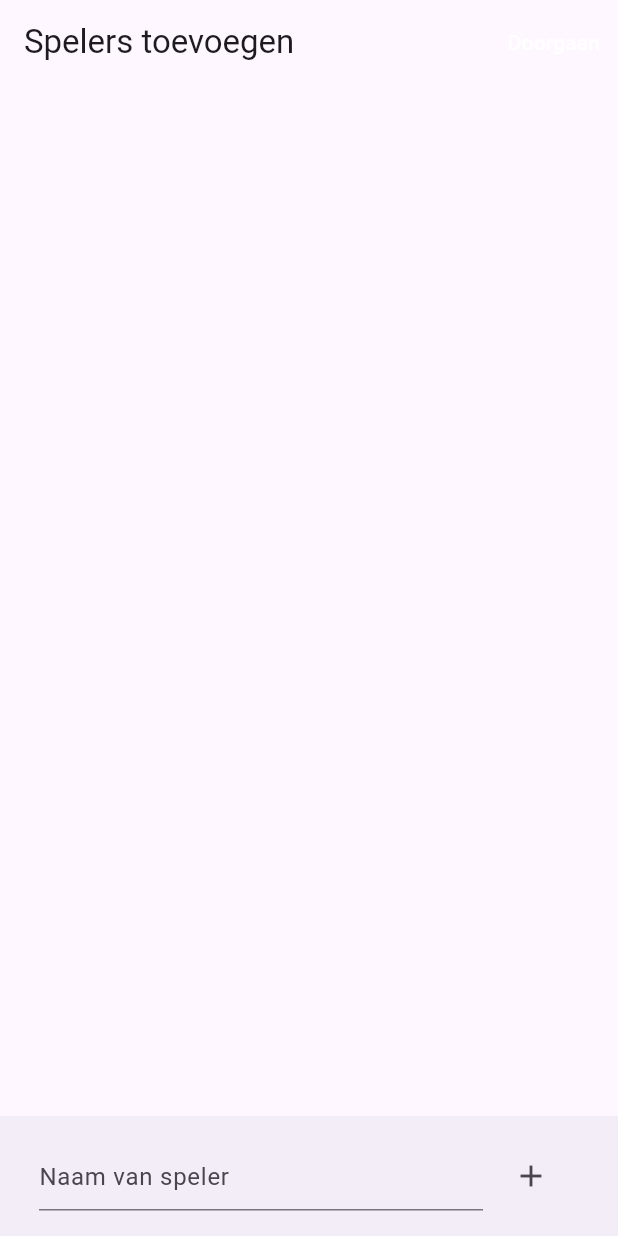
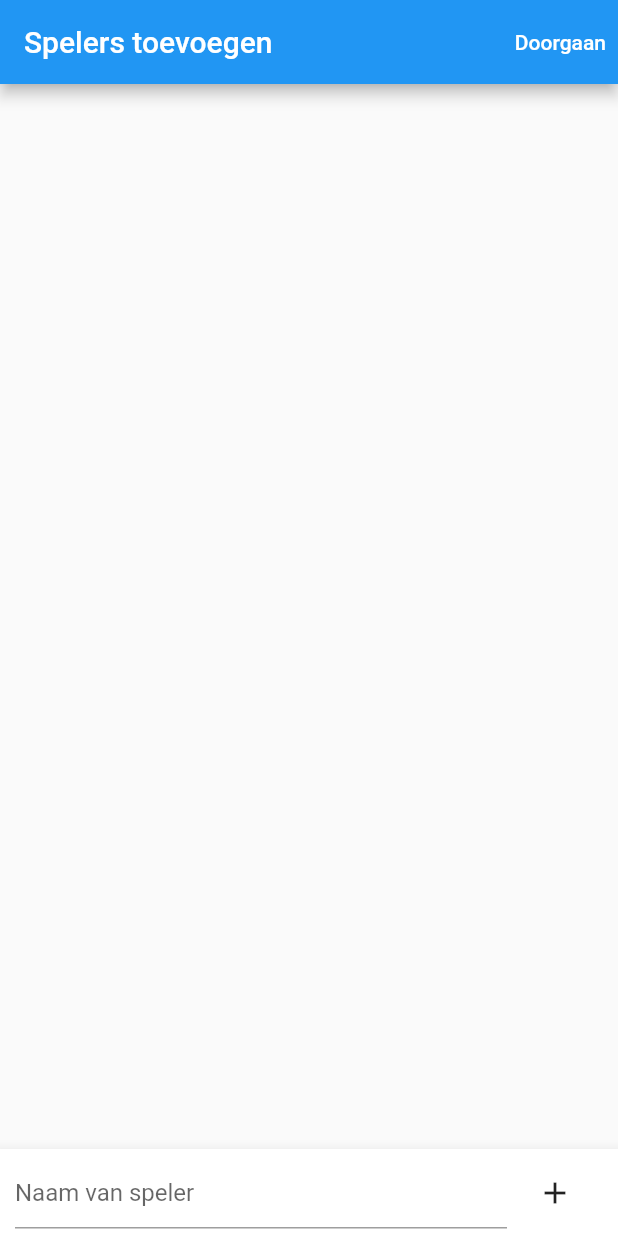
Before and after one commit to ivard/franks_zoo_scoring_app, a Flutter app: the screen it shows after launch, on a phone screen of 412 x 824 dp. Run offline on Flutter 3.47's test engine with Material 3 defaults, Android fonts, the light colour scheme and no system bars; our stand-ins replace rxdart.

Commit message:
Chore: upgrade to flutter 3

```diff
--- a/lib/main.dart
+++ b/lib/main.dart
@@ -48,6 +48,7 @@ class FranksZooScoringApp extends StatelessWidget {
     return MaterialApp(
       title: "Frank's zoo scoring app",
       theme: ThemeData(
+        useMaterial3: false,
         primarySwatch: Colors.blue,
       ),
       navigatorKey: _navigatorKey,
--- a/lib/src/screens/add_players_screen.dart
+++ b/lib/src/screens/add_players_screen.dart
@@ -58,7 +58,7 @@ class _AddPlayersScreenState extends State<AddPlayersScreen> {
         title: 'Spelers toevoegen',
         action: TextButton(
           style: TextButton.styleFrom(
-              primary: Theme.of(context).colorScheme.onPrimary),
+              foregroundColor: Theme.of(context).colorScheme.onPrimary),
           child: const Text('Doorgaan'),
           onPressed: _onContinue,
         ),
@@ -70,7 +70,7 @@ class _AddPlayersScreenState extends State<AddPlayersScreen> {
                 (entry) => Dismissible(
                     key: Key(entry.key.toString()),
                     background: Container(
-                      color: Theme.of(context).errorColor,
+                      color: Theme.of(context).colorScheme.error,
                       child: Row(
                         mainAxisAlignment: MainAxisAlignment.spaceBetween,
                         children: List.filled(
--- a/lib/src/screens/enter_result_screen.dart
+++ b/lib/src/screens/enter_result_screen.dart
@@ -1,4 +1,3 @@
-import 'package:flutter/cupertino.dart';
 import 'package:flutter/material.dart';
 import 'package:franks_zoo_scoring_app/src/data/events.dart';
 import 'package:franks_zoo_scoring_app/src/data/model.dart';
@@ -32,7 +31,7 @@ class _EnterResultScreenState extends State<EnterResultScreen> {
         title: 'Invoeren uitslag ronde ${widget.prevScore.numberOfRounds + 1}',
         action: TextButton(
           style: TextButton.styleFrom(
-              primary: Theme.of(context).colorScheme.onPrimary),
+              foregroundColor: Theme.of(context).colorScheme.onPrimary),
           child: const Text('Doorgaan'),
           onPressed: () => widget.callback(EnterRoundResult(_result)),
         ),
--- a/lib/src/screens/enter_tricks_screen.dart
+++ b/lib/src/screens/enter_tricks_screen.dart
@@ -49,11 +49,11 @@ class EnterTricksScreen extends StatelessWidget {
                     TableRow(children: [
                       Text(
                         '${i + 1}.',
-                        style: Theme.of(context).textTheme.headline6,
+                        style: Theme.of(context).textTheme.titleLarge,
                       ),
                       Text(
                         state.result[i],
-                        style: Theme.of(context).textTheme.headline6,
+                        style: Theme.of(context).textTheme.titleLarge,
                       ),
                     ]),
                     TableRow(children: [
@@ -105,7 +105,7 @@ class EnterTricksScreen extends StatelessWidget {
         title: 'Slagen invoeren',
         action: TextButton(
           style: TextButton.styleFrom(
-              primary: Theme.of(context).colorScheme.onPrimary),
+              foregroundColor: Theme.of(context).colorScheme.onPrimary),
           child: const Text('Doorgaan'),
           onPressed: () {
             try {
--- a/lib/src/screens/score_overview_screen.dart
+++ b/lib/src/screens/score_overview_screen.dart
@@ -43,7 +43,7 @@ class ScoreOverviewScreen extends StatelessWidget {
       title: 'Tussenstand',
       action: TextButton(
         style: TextButton.styleFrom(
-            primary: Theme.of(context).colorScheme.onPrimary),
+            foregroundColor: Theme.of(context).colorScheme.onPrimary),
         child: const Text('Doorgaan'),
         onPressed: onContinue,
       ),
@@ -58,13 +58,13 @@ class ScoreOverviewScreen extends StatelessWidget {
                 child: Row(children: [
                   Icon(
                     Icons.info_outline,
-                    color: Theme.of(context).primaryTextTheme.bodyText1?.color,
+                    color: Theme.of(context).primaryTextTheme.bodyLarge?.color,
                   ),
                   const SizedBox(width: 5),
                   Expanded(
                     child: Text(
                       'De teamleden voor de volgende ronde zijn met kleur gemarkeerd.',
-                      style: Theme.of(context).primaryTextTheme.bodyText1,
+                      style: Theme.of(context).primaryTextTheme.bodyLarge,
                     ),
                   ),
                 ]),
--- a/pubspec.yaml
+++ b/pubspec.yaml
@@ -29,7 +29,7 @@ environment:
 dependencies:
   flutter:
     sdk: flutter
-  rxdart: ^0.27.2
+  rxdart: ^0.28.0
 
 
   # The following adds the Cupertino Icons font to your application.
@@ -45,7 +45,7 @@ dev_dependencies:
   # activated in the `analysis_options.yaml` file located at the root of your
   # package. See that file for information about deactivating specific lint
   # rules and activating additional ones.
-  flutter_lints: ^1.0.0
+  flutter_lints: ^5.0.0
 
 # For information on the generic Dart part of this file, see the
 # following page: https://dart.dev/tools/pub/pubspec
```
Also changed, not shown: pubspec.lock, 4 other files.
